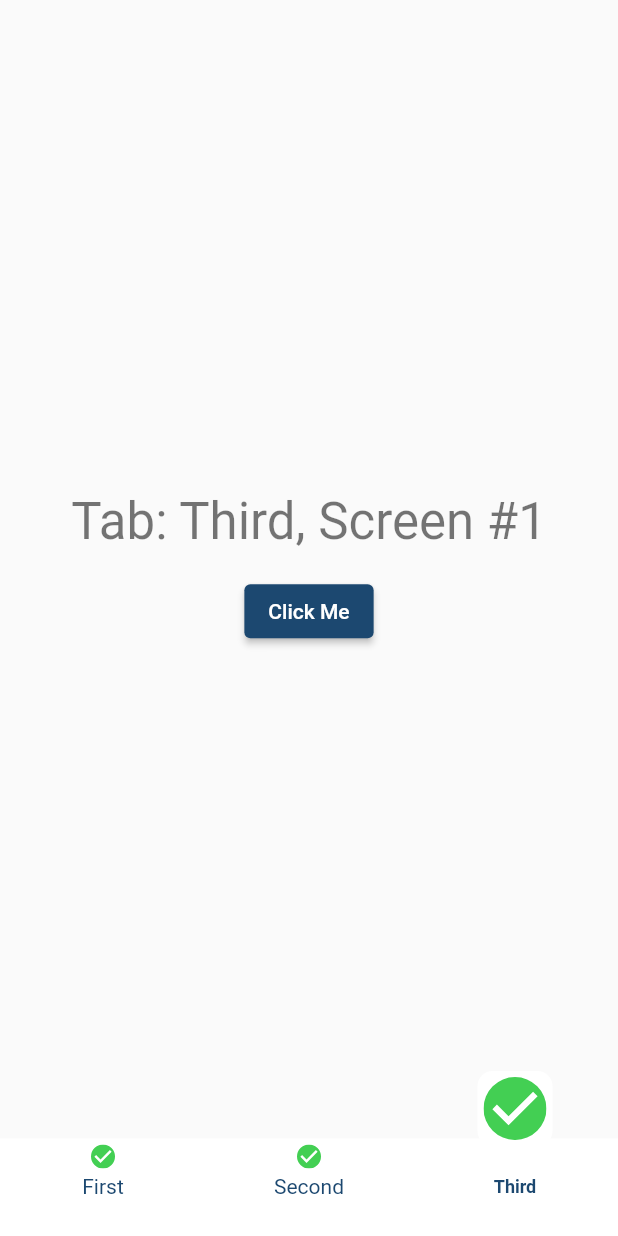
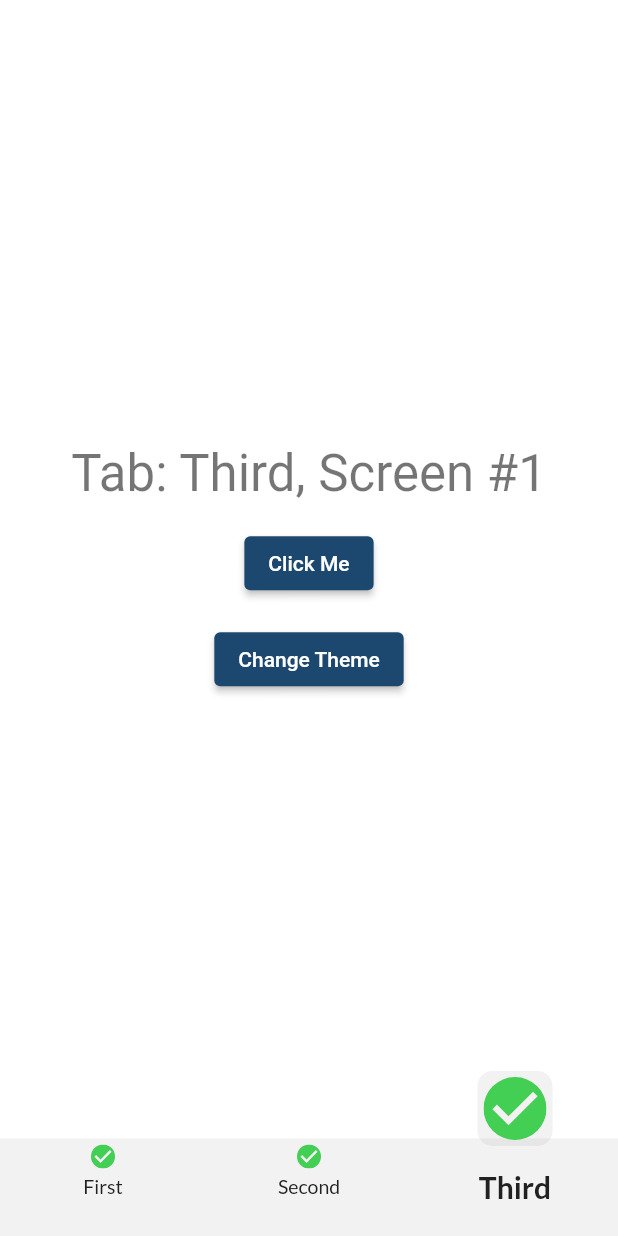
Before and after one commit to amirdaryabak/FlutterTemplate, a Flutter app: the screen it shows after launch, item 3 of the bottom bar chosen, on a phone screen of 412 x 824 dp. Run offline on Flutter 3.47's test engine with Material 2 defaults, Android fonts, the phone set to English and light mode, and no system bars; our stand-ins replace flutter_svg, get, google_fonts; Roboto replaces fonts that are missing (iransans).

Commit message:
added - Light & Dark Theme - google fonts

```diff
--- /dev/null
+++ b/lib/app_theme/app_theme_config.dart
@@ -0,0 +1,83 @@
+import 'package:flutter/material.dart';
+import 'package:flutter_template/app_theme/theme.dart';
+import 'package:google_fonts/google_fonts.dart';
+
+class AppThemeConfig {
+  final Color primaryColor;
+  final Color secondaryColor;
+  final Color onSecondaryColor;
+  final Color primaryTextColor;
+  final Color secondaryTextColor;
+  final Color surfaceColor;
+  final Color backgroundColor;
+  final Brightness brightness;
+
+  AppThemeConfig.light()
+      : primaryColor = LightThemeColors.primaryColor,
+        secondaryColor = LightThemeColors.secondaryColor,
+        onSecondaryColor = LightThemeColors.onSecondaryColor,
+        primaryTextColor = LightThemeColors.primaryTextColor,
+        secondaryTextColor = LightThemeColors.secondaryTextColor,
+        surfaceColor = LightThemeColors.surfaceColor,
+        backgroundColor = LightThemeColors.backgroundColor,
+        brightness = Brightness.light;
+
+  AppThemeConfig.dark()
+      : primaryColor = DarkThemeColors.primaryColor,
+        secondaryColor = DarkThemeColors.secondaryColor,
+        onSecondaryColor = DarkThemeColors.onSecondaryColor,
+        primaryTextColor = DarkThemeColors.primaryTextColor,
+        secondaryTextColor = DarkThemeColors.secondaryTextColor,
+        surfaceColor = DarkThemeColors.surfaceColor,
+        backgroundColor = DarkThemeColors.backgroundColor,
+        brightness = Brightness.dark;
+
+  ThemeData getTheme() {
+    return ThemeData(
+      colorScheme: ColorScheme.light(
+        brightness: brightness,
+        primary: primaryColor,
+        secondary: secondaryColor,
+        onSecondary: onSecondaryColor,
+        surface: surfaceColor,
+        background: backgroundColor,
+      ),
+      dividerColor: surfaceColor,
+      elevatedButtonTheme: ElevatedButtonThemeData(
+        style: ButtonStyle(
+          backgroundColor: MaterialStateProperty.all(primaryColor),
+        ),
+      ),
+      scaffoldBackgroundColor: backgroundColor,
+      inputDecorationTheme: InputDecorationTheme(
+        labelStyle: const TextStyle(fontSize: 14, fontWeight: FontWeight.normal),
+        border: OutlineInputBorder(borderRadius: BorderRadius.circular(8), borderSide: BorderSide.none),
+        filled: true,
+        fillColor: surfaceColor,
+      ),
+      textTheme: enPrimaryTextTheme,
+    );
+  }
+
+  TextTheme get enPrimaryTextTheme => GoogleFonts.latoTextTheme(
+        TextTheme(
+          bodyText2: TextStyle(
+            fontSize: 15,
+            color: primaryTextColor,
+          ),
+          bodyText1: TextStyle(
+            fontSize: 13,
+            color: secondaryTextColor,
+          ),
+          headline6: TextStyle(
+            fontWeight: FontWeight.bold,
+            color: primaryTextColor,
+          ),
+          subtitle1: TextStyle(
+            fontSize: 16,
+            fontWeight: FontWeight.bold,
+            color: primaryTextColor,
+          ),
+        ),
+      );
+}
--- /dev/null
+++ b/lib/app_theme/theme.dart
@@ -0,0 +1,21 @@
+import 'package:flutter/material.dart';
+
+class LightThemeColors {
+  static const primaryColor = Color(0xff1C4870);
+  static const secondaryColor = Color(0xffEF4C5B);
+  static const onSecondaryColor = Colors.white;
+  static const surfaceColor = Color(0x0d000000);
+  static const backgroundColor = Colors.white;
+  static const primaryTextColor = Color(0xFF212121);
+  static const secondaryTextColor = Color(0xFF212121);
+}
+
+class DarkThemeColors {
+  static const primaryColor = Colors.pink;
+  static const secondaryColor = Color(0xffEF4C5B);
+  static const onSecondaryColor = Colors.white;
+  static const surfaceColor = Color(0x0dffffff);
+  static const backgroundColor = Color.fromARGB(255, 30, 30, 30);
+  static const primaryTextColor = Colors.white;
+  static const secondaryTextColor = Colors.white70;
+}
--- a/lib/bottom_navigation/bottom_navigation_item.dart
+++ b/lib/bottom_navigation/bottom_navigation_item.dart
@@ -1,7 +1,6 @@
 import 'package:flutter/material.dart';
 import 'package:flutter_svg/flutter_svg.dart';
 import 'package:flutter_template/main_presentation/main_screen.dart';
-import 'package:flutter_template/theme.dart';
 
 class BottomNavigationItem extends StatelessWidget {
   final SvgPicture iconFileName;
@@ -35,20 +34,15 @@ class BottomNavigationItem extends StatelessWidget {
                       bottom: 0,
                       child: Container(
                         height: bottomNavigationHeight,
-                        decoration: const BoxDecoration(
-                          color: Colors.white,
+                        decoration: BoxDecoration(
+                          color: Theme.of(context).colorScheme.surface,
                         ),
                         child: Column(
                           mainAxisAlignment: MainAxisAlignment.center,
                           children: [
                             Text(
                               title,
-                              style: const TextStyle(
-                                color: LightThemeColors.primaryColor,
-                                fontFamily: 'iransans',
-                                fontWeight: FontWeight.bold,
-                                fontSize: 12,
-                              ),
+                              style: Theme.of(context).textTheme.headline6,
                             ),
                           ],
                         ),
@@ -67,9 +61,9 @@ class BottomNavigationItem extends StatelessWidget {
                               width: 50,
                               height: 50,
                               padding: const EdgeInsets.all(4),
-                              decoration: const BoxDecoration(
-                                color: Colors.white,
-                                borderRadius: BorderRadius.all(
+                              decoration: BoxDecoration(
+                                color: Theme.of(context).colorScheme.surface,
+                                borderRadius: const BorderRadius.all(
                                   Radius.circular(10),
                                 ),
                               ),
@@ -91,8 +85,8 @@ class BottomNavigationItem extends StatelessWidget {
                       right: 0,
                       bottom: 0,
                       child: Container(
-                        decoration: const BoxDecoration(
-                          color: Colors.white,
+                        decoration: BoxDecoration(
+                          color: Theme.of(context).colorScheme.surface,
                         ),
                         height: bottomNavigationHeight,
                         child: Column(
@@ -103,6 +97,7 @@ class BottomNavigationItem extends StatelessWidget {
                             const SizedBox(height: 4),
                             Text(
                               title,
+                              style: Theme.of(context).textTheme.bodyText1,
                             ),
                           ],
                         ),
--- a/lib/main.dart
+++ b/lib/main.dart
@@ -1,9 +1,11 @@
 import 'dart:io';
 import 'package:flutter/material.dart';
 import 'package:flutter/services.dart';
+import 'package:flutter_template/app_theme/app_theme_config.dart';
 import 'package:flutter_template/main_presentation/main_binding.dart';
+import 'package:flutter_template/main_presentation/main_controller.dart';
 import 'package:flutter_template/main_presentation/main_screen.dart';
-import 'package:flutter_template/theme.dart';
+import 'package:flutter_template/app_theme/theme.dart';
 import 'package:get/get.dart';
 
 void main() async {
@@ -18,17 +20,17 @@ void main() async {
   SystemChrome.setPreferredOrientations([DeviceOrientation.portraitUp, DeviceOrientation.portraitDown]);
 
   MainScreenBinding().dependencies();
-  runApp(const App());
+  runApp(App());
 }
 
 class App extends StatelessWidget {
-  const App({Key? key}) : super(key: key);
+  final MainController _mainController = Get.find<MainController>();
+
+  App({Key? key}) : super(key: key);
 
   @override
   Widget build(BuildContext context) {
-    const defaultTextStyle = TextStyle(
-      color: LightThemeColors.primaryTextColor,
-    );
+    return Obx(() {
       return GetMaterialApp(
         debugShowCheckedModeBanner: false,
         supportedLocales: const [
@@ -36,42 +38,19 @@ class App extends StatelessWidget {
           Locale('fa', ''),
         ],
         locale: const Locale('en'),
-      theme: ThemeData(
-        colorScheme: const ColorScheme.light(
-          primary: LightThemeColors.primaryColor,
-          secondary: LightThemeColors.secondaryColor,
-          onSecondary: Colors.white,
-        ),
-        inputDecorationTheme: InputDecorationTheme(
-          border: OutlineInputBorder(
-            borderRadius: BorderRadius.circular(10),
-            borderSide: BorderSide.none,
-          ),
-          filled: true,
-          fillColor: Colors.white,
-        ),
-        textTheme: TextTheme(
-          headline1: defaultTextStyle.copyWith(
-            fontSize: 16,
-            fontWeight: FontWeight.bold,
-            color: Colors.white,
-          ),
-          headline6: defaultTextStyle.copyWith(
-            fontWeight: FontWeight.bold,
-            color: LightThemeColors.secondaryColor,
-          ),
-          bodyText1: defaultTextStyle,
-          bodyText2: defaultTextStyle,
-        ),
-      ),
+        theme: _mainController.themeMode.value == ThemeMode.dark
+            ? AppThemeConfig.dark().getTheme()
+            : AppThemeConfig.light().getTheme(),
         home: MainScreen(),
       );
+    });
   }
 }
 
 class MyHttpOverrides extends HttpOverrides {
   @override
   HttpClient createHttpClient(SecurityContext? context) {
-    return super.createHttpClient(context)..badCertificateCallback = (X509Certificate cert, String host, int port) => true;
+    return super.createHttpClient(context)
+      ..badCertificateCallback = (X509Certificate cert, String host, int port) => true;
   }
 }
--- a/lib/main_presentation/main_controller.dart
+++ b/lib/main_presentation/main_controller.dart
@@ -1,6 +1,9 @@
+import 'package:flutter/material.dart';
 import 'package:flutter_template/main_presentation/main_screen.dart';
 import 'package:get/get.dart';
 
 class MainController extends GetxController {
   RxInt selectedScreenIndex = firstIndex.obs;
+  Rx<ThemeMode> themeMode = ThemeMode.light.obs;
+
 }
--- a/lib/main_presentation/main_screen.dart
+++ b/lib/main_presentation/main_screen.dart
@@ -58,12 +58,12 @@ class MainScreen extends StatelessWidget {
                       _navigator(
                         key: _firstScreenKey,
                         index: firstIndex,
-                        child: Container(color: Colors.blue),
+                        child: Container(),
                       ),
                       _navigator(
                         key: _secondScreenKey,
                         index: secondIndex,
-                        child: Container(color: Colors.red),
+                        child: Container(),
                       ),
                       _navigator(
                         key: _thirdScreenKey,
--- a/lib/test_screen/simple_screen.dart
+++ b/lib/test_screen/simple_screen.dart
@@ -1,4 +1,6 @@
 import 'package:flutter/material.dart';
+import 'package:flutter_template/main_presentation/main_controller.dart';
+import 'package:get/get.dart';
 
 class SimpleScreen extends StatelessWidget {
   const SimpleScreen({
@@ -31,7 +33,23 @@ class SimpleScreen extends StatelessWidget {
                 ),
               );
             },
-              child: const Text('Click Me')),
+            child: const Text(
+              'Click Me',
+            ),
+          ),
+          const SizedBox(height: 16),
+          ElevatedButton(
+            onPressed: () {
+              if (Get.find<MainController>().themeMode.value == ThemeMode.dark) {
+                Get.find<MainController>().themeMode(ThemeMode.light);
+              } else {
+                Get.find<MainController>().themeMode(ThemeMode.dark);
+              }
+            },
+            child: const Text(
+              'Change Theme',
+            ),
+          ),
         ],
       ),
     );
--- a/lib/theme.dart
+++ /dev/null
@@ -1,9 +0,0 @@
-import 'dart:ui';
-
-class LightThemeColors {
-  static const primaryColor = Color(0xff1C4870);
-  static const secondaryColor = Color(0xffEF4C5B);
-  static const primaryTextColor = Color(0xff1C4870);
-  static const primaryTextColorGrey = Color(0xff909090);
-  static const secondaryTextColor = Color(0xffEF4C5B);
-}
--- a/pubspec.yaml
+++ b/pubspec.yaml
@@ -14,6 +14,7 @@ dependencies:
   cupertino_icons: ^1.0.2
   flutter_svg: ^1.0.0
   get: ^4.6.5
+  google_fonts: ^2.1.0
 
 dev_dependencies:
   flutter_test:
```
Also changed, not shown: pubspec.lock, 4 other files. Lines whose indentation alone changed are shown as unchanged.
